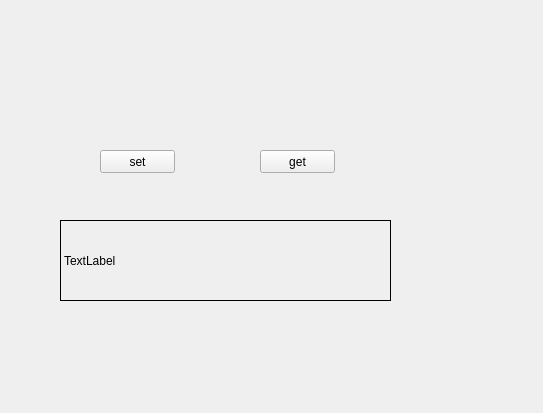
The window that 301_smallWidget/widget.ui (ZhangCheng1218/Cpp_QT) describes before a commit, drawn with Qt 5.
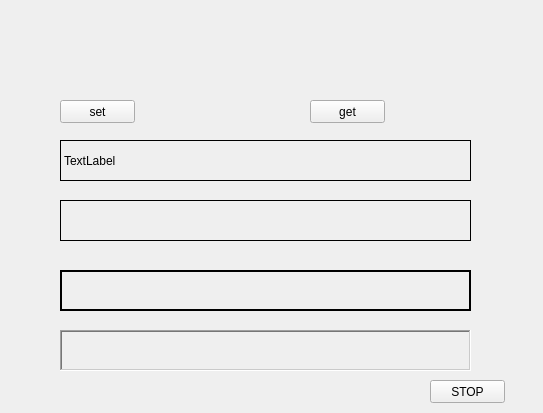
The same window after the commit. Custom widgets are drawn as their Qt base class.

What changed in the file:
```diff
--- a/301_smallWidget/widget.ui
+++ b/301_smallWidget/widget.ui
@@ -26,8 +26,8 @@
   <widget class="QPushButton" name="btn_set">
    <property name="geometry">
     <rect>
-     <x>100</x>
-     <y>150</y>
+     <x>60</x>
+     <y>100</y>
      <width>75</width>
      <height>23</height>
     </rect>
@@ -39,8 +39,8 @@
   <widget class="QPushButton" name="btn_get">
    <property name="geometry">
     <rect>
-     <x>260</x>
-     <y>150</y>
+     <x>310</x>
+     <y>100</y>
      <width>75</width>
      <height>23</height>
     </rect>
@@ -53,9 +53,9 @@
    <property name="geometry">
     <rect>
      <x>60</x>
-     <y>220</y>
-     <width>331</width>
-     <height>81</height>
+     <y>140</y>
+     <width>411</width>
+     <height>41</height>
     </rect>
    </property>
    <property name="frameShape">
@@ -65,6 +65,79 @@
     <string>TextLabel</string>
    </property>
   </widget>
+  <widget class="QLabel" name="lblTimer">
+   <property name="geometry">
+    <rect>
+     <x>60</x>
+     <y>200</y>
+     <width>411</width>
+     <height>41</height>
+    </rect>
+   </property>
+   <property name="frameShape">
+    <enum>QFrame::Panel</enum>
+   </property>
+   <property name="text">
+    <string/>
+   </property>
+   <property name="textFormat">
+    <enum>Qt::RichText</enum>
+   </property>
+  </widget>
+  <widget class="QLabel" name="lblTimer_2">
+   <property name="geometry">
+    <rect>
+     <x>60</x>
+     <y>270</y>
+     <width>411</width>
+     <height>41</height>
+    </rect>
+   </property>
+   <property name="frameShape">
+    <enum>QFrame::WinPanel</enum>
+   </property>
+   <property name="text">
+    <string/>
+   </property>
+   <property name="textFormat">
+    <enum>Qt::RichText</enum>
+   </property>
+  </widget>
+  <widget class="QLabel" name="lblTimer_3">
+   <property name="geometry">
+    <rect>
+     <x>60</x>
+     <y>330</y>
+     <width>411</width>
+     <height>41</height>
+    </rect>
+   </property>
+   <property name="frameShape">
+    <enum>QFrame::WinPanel</enum>
+   </property>
+   <property name="frameShadow">
+    <enum>QFrame::Sunken</enum>
+   </property>
+   <property name="text">
+    <string/>
+   </property>
+   <property name="textFormat">
+    <enum>Qt::RichText</enum>
+   </property>
+  </widget>
+  <widget class="QPushButton" name="btn_stop">
+   <property name="geometry">
+    <rect>
+     <x>430</x>
+     <y>380</y>
+     <width>75</width>
+     <height>23</height>
+    </rect>
+   </property>
+   <property name="text">
+    <string>STOP</string>
+   </property>
+  </widget>
  </widget>
  <customwidgets>
   <customwidget>
```
